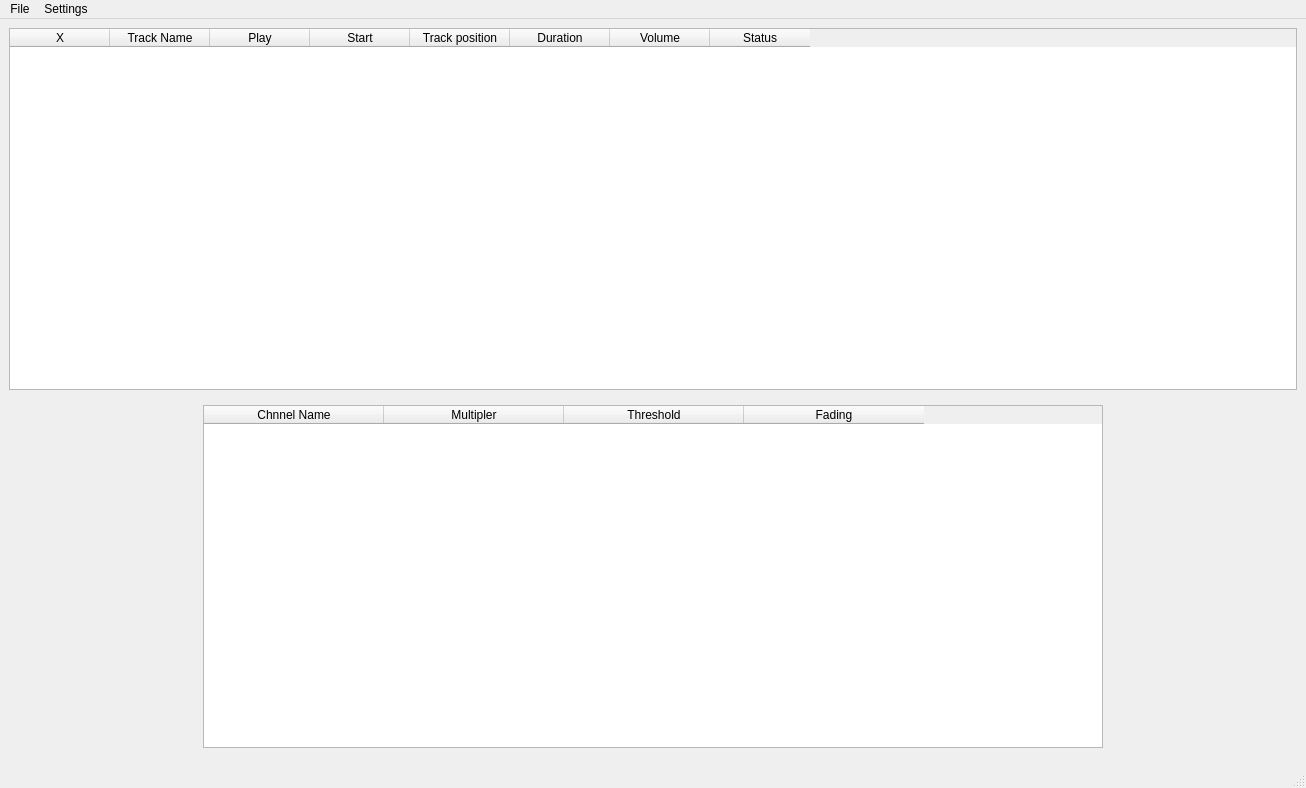
This is app/mainwindow.ui in ikukishev/rama-light-generator as Qt 5 draws it before an edit. The edited form follows.
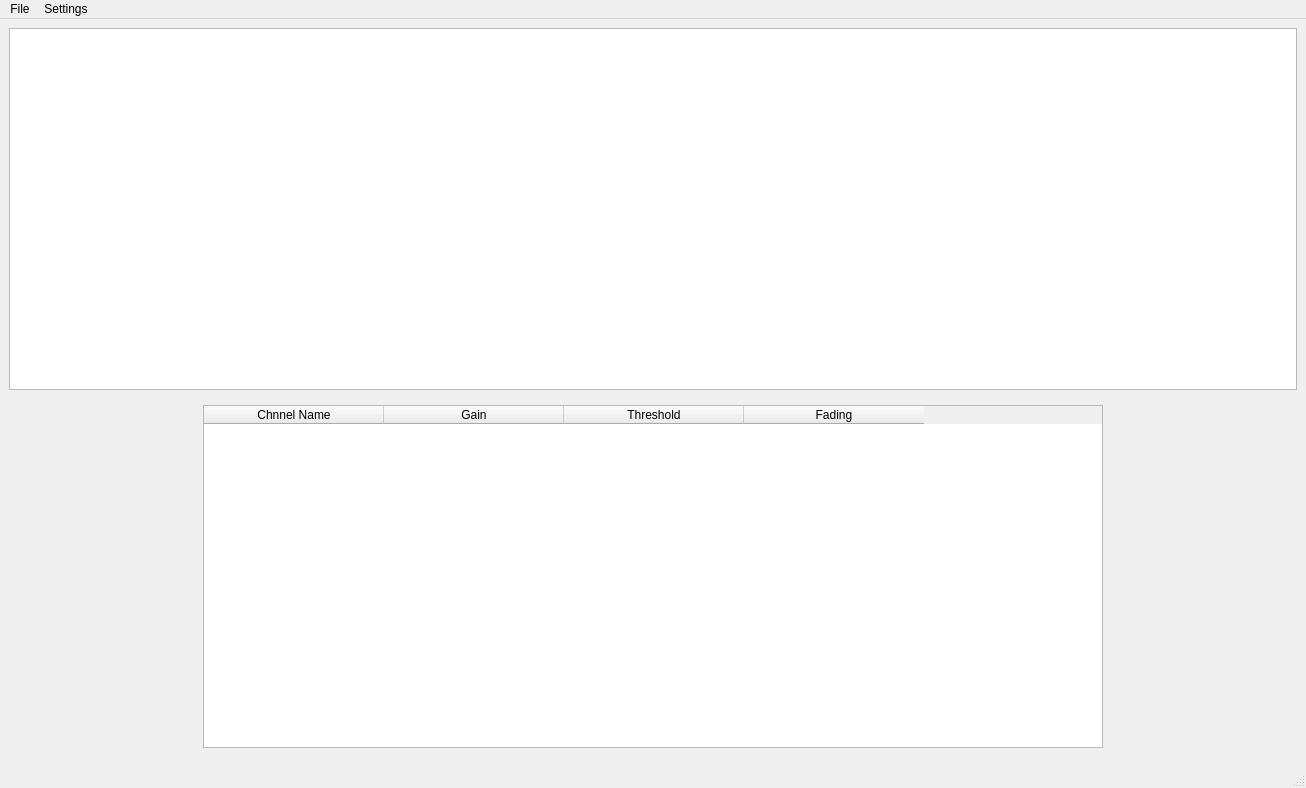
This is the edited form.

Commit message: Alex told GAIN (not multipler). Bugs fixed

```diff
--- a/app/mainwindow.ui
+++ b/app/mainwindow.ui
@@ -42,10 +42,10 @@
        <enum>Qt::NoPen</enum>
       </property>
       <attribute name="horizontalHeaderVisible">
-       <bool>true</bool>
+       <bool>false</bool>
       </attribute>
       <attribute name="verticalHeaderVisible">
-       <bool>true</bool>
+       <bool>false</bool>
       </attribute>
       <column>
        <property name="text">
@@ -110,7 +110,7 @@
          </column>
          <column>
           <property name="text">
-           <string>Multipler</string>
+           <string>Gain</string>
           </property>
          </column>
          <column>
```
The commit also changes 4 other files.
